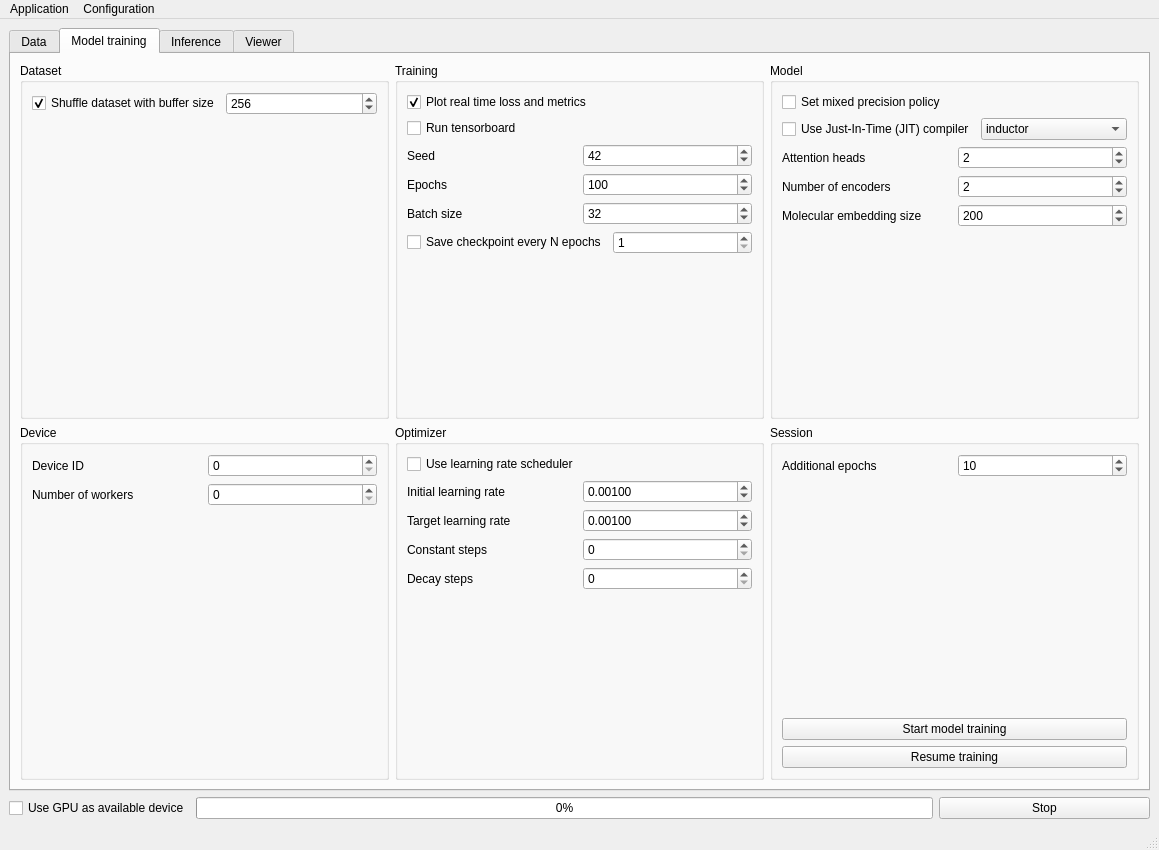
Above: NISTADS/app/assets/window_layout.ui from CTCycle/ADSMOD-Adsorption-Modeling before the change. Below: the same form after it.
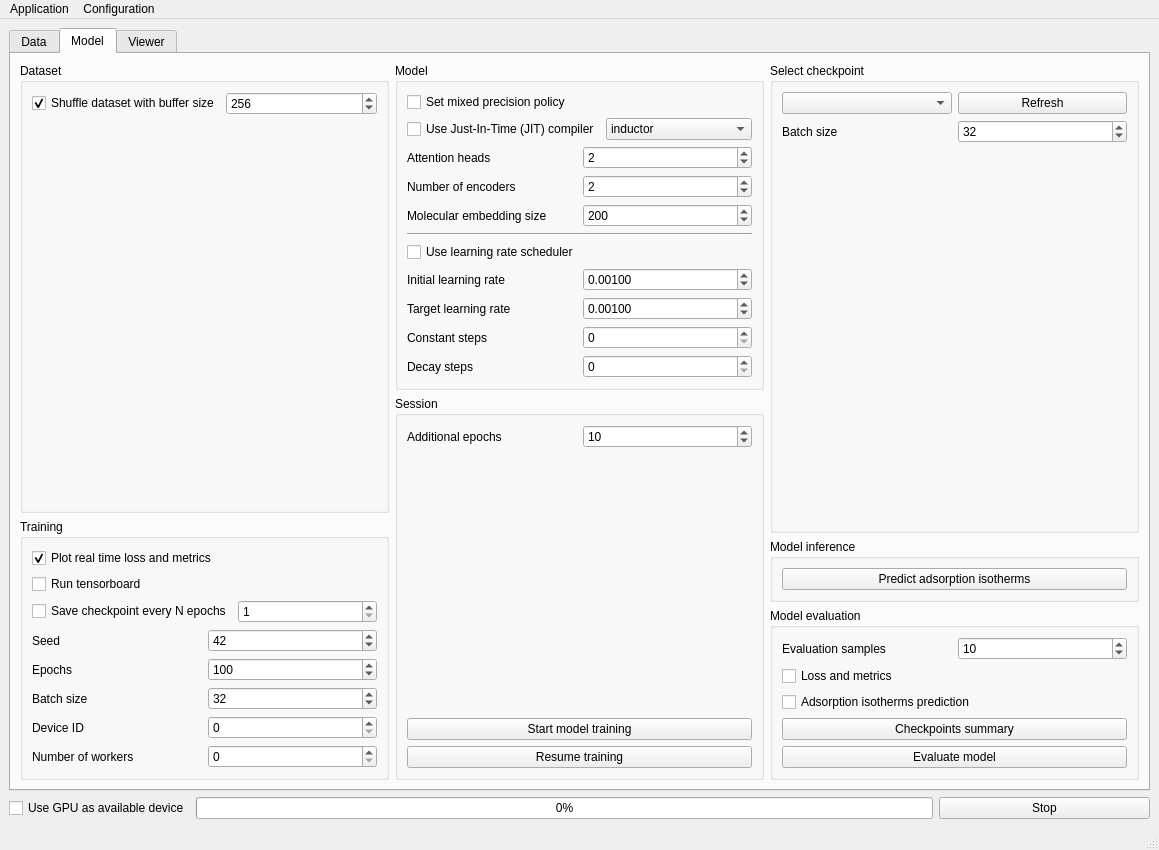
That is the form after the change. The open tabs and pages were chosen to show the change.

Patch:
```diff
--- a/NISTADS/app/assets/window_layout.ui
+++ b/NISTADS/app/assets/window_layout.ui
@@ -185,6 +185,19 @@
             </widget>
            </item>
            <item>
+            <widget class="QGroupBox" name="groupBox_5">
+             <property name="title">
+              <string>Dataset evaluation</string>
+             </property>
+             <layout class="QVBoxLayout" name="verticalLayout">
+              <item>
+               <widget class="QCheckBox" name="adsIsothermCluster">
+                <property name="text">
+                 <string>Adsorption isotherm clustering</string>
+                </property>
+               </widget>
+              </item>
+              <item>
             <spacer name="verticalSpacer_12">
              <property name="orientation">
               <enum>Qt::Orientation::Vertical</enum>
@@ -197,6 +210,16 @@
              </property>
             </spacer>
            </item>
+              <item>
+               <widget class="QPushButton" name="evaluateDataset">
+                <property name="text">
+                 <string>Evaluate dataset</string>
+                </property>
+               </widget>
+              </item>
+             </layout>
+            </widget>
+           </item>
           </layout>
          </widget>
         </item>
@@ -459,42 +482,21 @@
                </property>
               </widget>
              </item>
-             <item>
-              <widget class="QGroupBox" name="groupBox_5">
-               <property name="title">
-                <string>Dataset evaluation</string>
-               </property>
-               <layout class="QVBoxLayout" name="verticalLayout">
-                <item>
-                 <widget class="QCheckBox" name="adsIsothermCluster">
-                  <property name="text">
-                   <string>Adsorption isotherm clustering</string>
-                  </property>
-                 </widget>
-                </item>
-                <item>
-                 <widget class="QPushButton" name="evaluateDataset">
-                  <property name="text">
-                   <string>Evaluate dataset</string>
-                  </property>
-                 </widget>
-                </item>
                </layout>
               </widget>
              </item>
             </layout>
-           </widget>
-          </item>
-         </layout>
-        </item>
-       </layout>
+        </item>
+       </layout>
       </widget>
-      <widget class="QWidget" name="trainTab">
+      <widget class="QWidget" name="modelTab">
        <attribute name="title">
-        <string>Model training</string>
+        <string>Model</string>
        </attribute>
-       <layout class="QGridLayout" name="gridLayout">
-        <item row="0" column="0">
+       <layout class="QHBoxLayout" name="horizontalLayout_21">
+        <item>
+         <layout class="QVBoxLayout" name="verticalLayout_11">
+          <item>
          <widget class="QGroupBox" name="groupBox_3">
           <property name="title">
            <string>Dataset</string>
@@ -546,7 +548,7 @@
           </layout>
          </widget>
         </item>
-        <item row="0" column="1">
+          <item>
          <widget class="QGroupBox" name="groupBox_4">
           <property name="title">
            <string>Training</string>
@@ -569,6 +571,27 @@
              </property>
             </widget>
            </item>
+             <item>
+              <layout class="QHBoxLayout" name="horizontalLayout_20">
+               <item>
+                <widget class="QCheckBox" name="saveCheckpoints">
+                 <property name="text">
+                  <string>Save checkpoint every N epochs</string>
+                 </property>
+                </widget>
+               </item>
+               <item>
+                <widget class="QSpinBox" name="saveCPFrequency">
+                 <property name="minimum">
+                  <number>1</number>
+                 </property>
+                 <property name="maximum">
+                  <number>1000</number>
+                 </property>
+                </widget>
+               </item>
+              </layout>
+             </item>
            <item>
             <layout class="QHBoxLayout" name="horizontalLayout_22">
              <item>
@@ -639,43 +662,41 @@
             </layout>
            </item>
            <item>
-            <layout class="QHBoxLayout" name="horizontalLayout_20">
+              <layout class="QHBoxLayout" name="horizontalLayout_23">
              <item>
-              <widget class="QCheckBox" name="saveCheckpoints">
+                <widget class="QLabel" name="label_5">
                <property name="text">
-                <string>Save checkpoint every N epochs</string>
+                  <string>Device ID</string>
                </property>
               </widget>
              </item>
              <item>
-              <widget class="QSpinBox" name="saveCPFrequency">
-               <property name="minimum">
-                <number>1</number>
-               </property>
-               <property name="maximum">
-                <number>1000</number>
-               </property>
-              </widget>
+                <widget class="QSpinBox" name="deviceID"/>
              </item>
             </layout>
            </item>
            <item>
-            <spacer name="verticalSpacer_3">
-             <property name="orientation">
-              <enum>Qt::Orientation::Vertical</enum>
-             </property>
-             <property name="sizeHint" stdset="0">
-              <size>
-               <width>20</width>
-               <height>40</height>
-              </size>
-             </property>
-            </spacer>
-           </item>
-          </layout>
-         </widget>
-        </item>
-        <item row="0" column="2">
+              <layout class="QHBoxLayout" name="horizontalLayout_13">
+               <item>
+                <widget class="QLabel" name="label_10">
+                 <property name="text">
+                  <string>Number of workers</string>
+                 </property>
+                </widget>
+               </item>
+               <item>
+                <widget class="QSpinBox" name="numWorkers"/>
+               </item>
+              </layout>
+             </item>
+            </layout>
+           </widget>
+          </item>
+         </layout>
+        </item>
+        <item>
+         <layout class="QVBoxLayout" name="verticalLayout_14">
+          <item>
          <widget class="QGroupBox" name="modelGroup">
           <property name="title">
            <string>Model</string>
@@ -806,77 +827,12 @@
             </layout>
            </item>
            <item>
-            <spacer name="verticalSpacer_4">
+              <widget class="Line" name="line">
              <property name="orientation">
-              <enum>Qt::Orientation::Vertical</enum>
-             </property>
-             <property name="sizeHint" stdset="0">
-              <size>
-               <width>20</width>
-               <height>40</height>
-              </size>
-             </property>
-            </spacer>
-           </item>
-          </layout>
-         </widget>
-        </item>
-        <item row="1" column="0">
-         <widget class="QGroupBox" name="groupBox_2">
-          <property name="title">
-           <string>Device</string>
-          </property>
-          <layout class="QVBoxLayout" name="verticalLayout_14">
-           <item>
-            <layout class="QHBoxLayout" name="horizontalLayout_23">
-             <item>
-              <widget class="QLabel" name="label_5">
-               <property name="text">
-                <string>Device ID</string>
-               </property>
-              </widget>
-             </item>
-             <item>
-              <widget class="QSpinBox" name="deviceID"/>
-             </item>
-            </layout>
-           </item>
-           <item>
-            <layout class="QHBoxLayout" name="horizontalLayout_13">
-             <item>
-              <widget class="QLabel" name="label_10">
-               <property name="text">
-                <string>Number of workers</string>
-               </property>
-              </widget>
-             </item>
-             <item>
-              <widget class="QSpinBox" name="numWorkers"/>
-             </item>
-            </layout>
-           </item>
-           <item>
-            <spacer name="verticalSpacer_5">
-             <property name="orientation">
-              <enum>Qt::Orientation::Vertical</enum>
-             </property>
-             <property name="sizeHint" stdset="0">
-              <size>
-               <width>20</width>
-               <height>40</height>
-              </size>
-             </property>
-            </spacer>
-           </item>
-          </layout>
-         </widget>
-        </item>
-        <item row="1" column="1">
-         <widget class="QGroupBox" name="groupBox_6">
-          <property name="title">
-           <string>Optimizer</string>
-          </property>
-          <layout class="QVBoxLayout" name="verticalLayout_17">
+                <enum>Qt::Orientation::Horizontal</enum>
+               </property>
+              </widget>
+             </item>
            <item>
             <layout class="QVBoxLayout" name="verticalLayout_6">
              <item>
@@ -978,23 +934,10 @@
              </item>
             </layout>
            </item>
-           <item>
-            <spacer name="verticalSpacer_6">
-             <property name="orientation">
-              <enum>Qt::Orientation::Vertical</enum>
-             </property>
-             <property name="sizeHint" stdset="0">
-              <size>
-               <width>20</width>
-               <height>40</height>
-              </size>
-             </property>
-            </spacer>
-           </item>
           </layout>
          </widget>
         </item>
-        <item row="1" column="2">
+          <item>
          <widget class="QGroupBox" name="sessionGroup">
           <property name="title">
            <string>Session</string>
@@ -1055,87 +998,9 @@
          </widget>
         </item>
        </layout>
-      </widget>
-      <widget class="QWidget" name="evalTab">
-       <attribute name="title">
-        <string>Inference</string>
-       </attribute>
-       <layout class="QVBoxLayout" name="verticalLayout_16">
-        <item>
-         <layout class="QHBoxLayout" name="horizontalLayout_5">
-          <item>
-           <widget class="QGroupBox" name="groupBox_9">
-            <property name="title">
-             <string>Configuration</string>
-            </property>
-            <layout class="QVBoxLayout" name="verticalLayout_19">
-             <item>
-              <layout class="QHBoxLayout" name="horizontalLayout_32">
-               <item>
-                <widget class="QLabel" name="label_15">
-                 <property name="text">
-                  <string>Evaluation samples</string>
-                 </property>
-                </widget>
                </item>
                <item>
-                <widget class="QSpinBox" name="evalSamples">
-                 <property name="minimum">
-                  <number>1</number>
-                 </property>
-                 <property name="maximum">
-                  <number>1000</number>
-                 </property>
-                 <property name="singleStep">
-                  <number>0</number>
-                 </property>
-                 <property name="value">
-                  <number>10</number>
-                 </property>
-                </widget>
-               </item>
-              </layout>
-             </item>
-             <item>
-              <layout class="QHBoxLayout" name="horizontalLayout_34">
-               <item>
-                <widget class="QLabel" name="evalBSLabel">
-                 <property name="text">
-                  <string>Batch size</string>
-                 </property>
-                </widget>
-               </item>
-               <item>
-                <widget class="QSpinBox" name="inferenceBatchSize">
-                 <property name="minimum">
-                  <number>1</number>
-                 </property>
-                 <property name="maximum">
-                  <number>1024</number>
-                 </property>
-                 <property name="value">
-                  <number>32</number>
-                 </property>
-                </widget>
-               </item>
-              </layout>
-             </item>
-             <item>
-              <spacer name="verticalSpacer">
-               <property name="orientation">
-                <enum>Qt::Orientation::Vertical</enum>
-               </property>
-               <property name="sizeHint" stdset="0">
-                <size>
-                 <width>20</width>
-                 <height>40</height>
-                </size>
-               </property>
-              </spacer>
-             </item>
-            </layout>
-           </widget>
-          </item>
+         <layout class="QVBoxLayout" name="verticalLayout_17">
           <item>
            <widget class="QGroupBox" name="groupBox_10">
             <property name="title">
@@ -1157,7 +1022,31 @@
               </layout>
              </item>
              <item>
-              <spacer name="verticalSpacer_9">
+              <layout class="QHBoxLayout" name="horizontalLayout_34">
+               <item>
+                <widget class="QLabel" name="evalBSLabel">
+                 <property name="text">
+                  <string>Batch size</string>
+                 </property>
+                </widget>
+               </item>
+               <item>
+                <widget class="QSpinBox" name="inferenceBatchSize">
+                 <property name="minimum">
+                  <number>1</number>
+                 </property>
+                 <property name="maximum">
+                  <number>1024</number>
+                 </property>
+                 <property name="value">
+                  <number>32</number>
+                 </property>
+                </widget>
+               </item>
+              </layout>
+             </item>
+             <item>
+              <spacer name="verticalSpacer">
                <property name="orientation">
                 <enum>Qt::Orientation::Vertical</enum>
                </property>
@@ -1172,10 +1061,6 @@
             </layout>
            </widget>
           </item>
-         </layout>
-        </item>
-        <item>
-         <layout class="QHBoxLayout" name="horizontalLayout_8">
           <item>
            <widget class="QGroupBox" name="groupBox_8">
             <property name="title">
@@ -1198,6 +1083,33 @@
              <string>Model evaluation</string>
             </property>
             <layout class="QVBoxLayout" name="verticalLayout_21">
+             <item>
+              <layout class="QHBoxLayout" name="horizontalLayout_19">
+               <item>
+                <widget class="QLabel" name="label_16">
+                 <property name="text">
+                  <string>Evaluation samples</string>
+                 </property>
+                </widget>
+               </item>
+               <item>
+                <widget class="QSpinBox" name="evalSamples_2">
+                 <property name="minimum">
+                  <number>1</number>
+                 </property>
+                 <property name="maximum">
+                  <number>1000</number>
+                 </property>
+                 <property name="singleStep">
+                  <number>0</number>
+                 </property>
+                 <property name="value">
+                  <number>10</number>
+                 </property>
+                </widget>
+               </item>
+              </layout>
+             </item>
              <item>
               <widget class="QCheckBox" name="evalReport">
                <property name="text">
```
Lines whose indentation alone changed are shown as unchanged.
